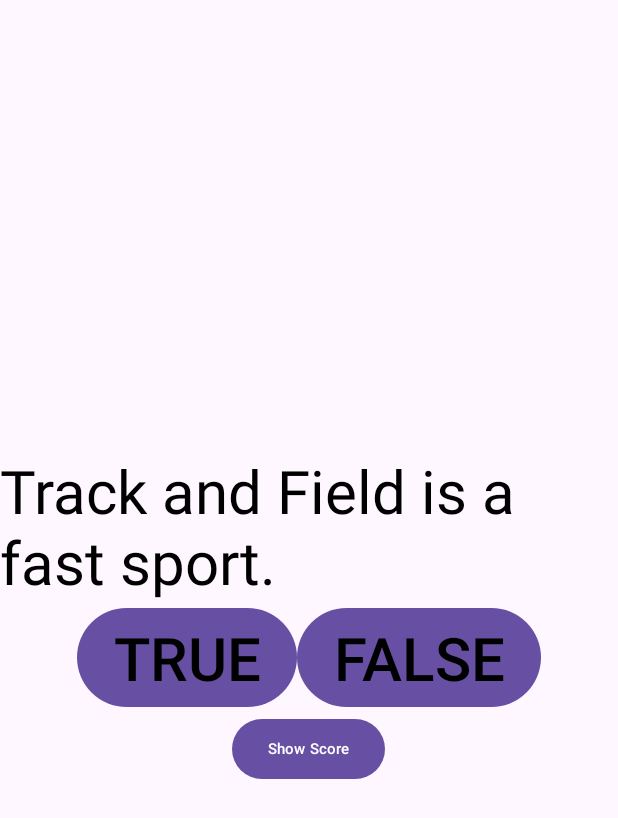
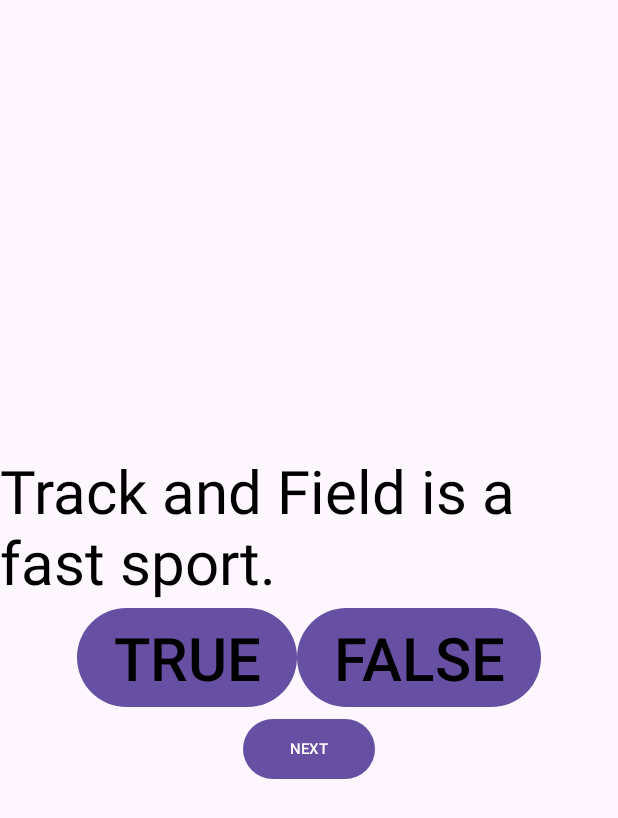
Before and after one commit to cdpayne783/QuizAppTrackandFieldCDP, an Android app: the screen it shows after launch (MainActivity), after a tap on "TRUE", on a phone screen of 412 x 824 dp. Shown: the top 818 px of the screen. Run offline under Robolectric (Android 15) with nearby library versions, the phone set to English and light mode, and no system bars.

Commit message:
placed all strings in the String class.

```diff
--- a/app/src/main/java/org/forestpark/quizapptrackandfieldcdp/MainActivity.java
+++ b/app/src/main/java/org/forestpark/quizapptrackandfieldcdp/MainActivity.java
@@ -4,6 +4,7 @@ import androidx.appcompat.app.AppCompatActivity;
 
 import android.content.Context;
 import android.content.Intent;
+import android.media.MediaPlayer;
 import android.os.Bundle;
 import android.view.View;
 import android.widget.Button;
@@ -15,9 +16,12 @@ public class MainActivity extends AppCompatActivity {
     TextView questionTV;
     Button falseBTN;
     Button trueBTN;
-    Button scoreBTN;
-
+    Button nextBTN;
     int score;
+    Question q1, q2, q3, q4, q5, currentQ;
+    Question[] questions;
+    int currentIndex;
+    String message;
 
 
     @Override
@@ -28,35 +32,73 @@ public class MainActivity extends AppCompatActivity {
         questionTV = (TextView) findViewById(R.id.questionTV);
         falseBTN = (Button) findViewById(R.id.falseBTN);
         trueBTN = (Button) findViewById(R.id.trueBTN);
-        scoreBTN = (Button) findViewById(R.id.scoreBTN);
+        nextBTN = (Button) findViewById(R.id.nextBTN);
         score = 0;
+        q1 = new Question(getString(R.string.q1Text), true);
+        q2 = new Question(getString(R.string.q2Text), false);
+        q3 = new Question(getString(R.string.q3Text), true);
+        q4 = new Question(getString(R.string.q4Text), true);
+        q5 = new Question(getString(R.string.q5Text), false);
+        currentQ = q1;
+        questions = new Question[] {q1, q2, q3, q4, q5};
+        message = "";
 
         falseBTN.setOnClickListener(new View.OnClickListener() {
             @Override
             public void onClick(View view) {
-                CharSequence text = "Sorry, you are incorrect!";
+                if (currentQ.getCorrectAnswer() == false)
+                {
+                 message = getString(R.string.rightMSG);
+                 score++;
+                    MediaPlayer music = MediaPlayer.create(MainActivity.this, R.raw.cheer);
+                    music.start();
+                }
+                else
+                {
+                message = getString(R.string.wrongMSG);
+                }
+
+
                 int duration = Toast.LENGTH_SHORT;
 
-                Toast toast = Toast.makeText(getApplicationContext(), text, duration);
+                Toast toast = Toast.makeText(getApplicationContext(), message, duration);
                 toast.show();
             }
         });
         trueBTN.setOnClickListener(new View.OnClickListener() {
             @Override
             public void onClick (View view){
-                CharSequence text = "You are correct! Congrats!";
+                if (currentQ.getCorrectAnswer() == true)
+                {
+                    message = getString(R.string.rightMSG);
+                    score++;
+                    MediaPlayer music = MediaPlayer.create(MainActivity.this, R.raw.cheer);
+                    music.start();
+                }
+                else
+                {
+                    message = getString(R.string.wrongMSG);
+                }
                 int duration = Toast.LENGTH_SHORT;
-                score++;
-                Toast toast = Toast.makeText(getApplicationContext(), text, duration);
+                Toast toast = Toast.makeText(getApplicationContext(), message, duration);
                 toast.show();
             }
         });
-        scoreBTN.setOnClickListener(new View.OnClickListener() {
+        nextBTN.setOnClickListener(new View.OnClickListener() {
             @Override
             public void onClick(View view) {
-              Intent scoreIntent = new Intent(MainActivity.this, ScoreActivity.class);
-              scoreIntent.putExtra("score", score);
-              startActivity(scoreIntent);
+              currentIndex++;
+              if(currentIndex <= 5)
+              {
+                  currentQ = questions[currentIndex];
+                  questionTV.setText(currentQ.getqPrompt());
+              }
+              else
+              {
+                  Intent scoreIntent = new Intent(MainActivity.this, ScoreActivity.class);
+                  scoreIntent.putExtra("score", score);
+                  startActivity(scoreIntent);
+              }
             }
         });
     }
--- /dev/null
+++ b/app/src/main/java/org/forestpark/quizapptrackandfieldcdp/Question.java
@@ -0,0 +1,35 @@
+package org.forestpark.quizapptrackandfieldcdp;
+
+public class Question {
+    private String qPrompt;
+    private boolean correctAnswer;
+
+    public Question(String qPrompt, boolean correctAnswer) {
+        this.qPrompt = qPrompt;
+        this.correctAnswer = correctAnswer;
+    }
+
+    public String getqPrompt() {
+        return qPrompt;
+    }
+
+    public boolean getCorrectAnswer() {
+        return correctAnswer;
+    }
+
+    public void setqPrompt(String qPrompt) {
+        this.qPrompt = qPrompt;
+    }
+
+    public void setCorrectAnswer(boolean correctAnswer) {
+        this.correctAnswer = correctAnswer;
+    }
+
+    @Override
+    public String toString() {
+        return "Question{" +
+                "qPrompt='" + qPrompt + '\'' +
+                ", correctAnswer=" + correctAnswer +
+                '}';
+    }
+}
--- a/app/src/main/res/layout/activity_main.xml
+++ b/app/src/main/res/layout/activity_main.xml
@@ -9,7 +9,7 @@
         android:layout_width="match_parent"
         android:layout_height="wrap_content"
         android:id="@+id/questionTV"
-        android:text="Track and Field is a fast sport."
+        android:text="@string/q1Text"
         android:textSize="40dp"
         android:textColor="@color/black"
         />
@@ -22,7 +22,7 @@
         <Button
             android:layout_width="wrap_content"
             android:layout_height="wrap_content"
-            android:text="TRUE"
+            android:text="@string/trueText"
             android:textSize="40dp"
             android:textColor="@color/black"
             android:id="@+id/trueBTN"
@@ -30,7 +30,7 @@
         <Button
             android:layout_width="wrap_content"
             android:layout_height="wrap_content"
-            android:text="FALSE"
+            android:text="@string/falseText"
             android:textSize="40dp"
             android:textColor="@color/black"
             android:id="@+id/falseBTN"/>
@@ -39,9 +39,9 @@
         <Button
             android:layout_width="wrap_content"
             android:layout_height="wrap_content"
-            android:text="Show Score"
+            android:text="@string/nextText"
             android:textSize="10dp"
             android:textColor="@color/white"
-            android:id="@+id/scoreBTN"/>
+            android:id="@+id/nextBTN"/>
 
 </LinearLayout>
--- a/app/src/main/res/values/strings.xml
+++ b/app/src/main/res/values/strings.xml
@@ -1,3 +1,17 @@
 <resources>
     <string name="app_name">QuizAppTrackandFieldCDP</string>
+    <string name="q1Text">Track and Field is a fast sport.</string>
+    <string name="q2Text">Hurdles is not a race which the runner jumps over barriers while running.</string>
+    <string name="q3Text">During sprinting races, you use starting blocks to start from.</string>
+    <string name="q4Text">The 100 metres dash is the first event on day one of the decathlon.</string>
+    <string name="q5Text">Gail Devers became the first woman in 1988 to run the 100 metres in under 10.5</string>
+    <string name="rightMSG">You are correct! Congrats!</string>
+    <string name="wrongMSG">You are incorrect! </string>
+    <string name="trueText">TRUE</string>
+    <string name="falseText">FALSE</string>
+    <string name="nextText">NEXT</string>
+    <string name="scoreText">Score: 0</string>
+    <string name="sendText">SEND</string>
+    <string name="subjectText">New quiz score on Track and Field app</string>
+
 </resources>
```
Also changed, not shown: app/src/main/java/org/forestpark/quizapptrackandfieldcdp/ScoreActivity.java (+27 -0 lines), app/src/main/res/layout/activity_score.xml (+9 -1 lines), 1 other file.
